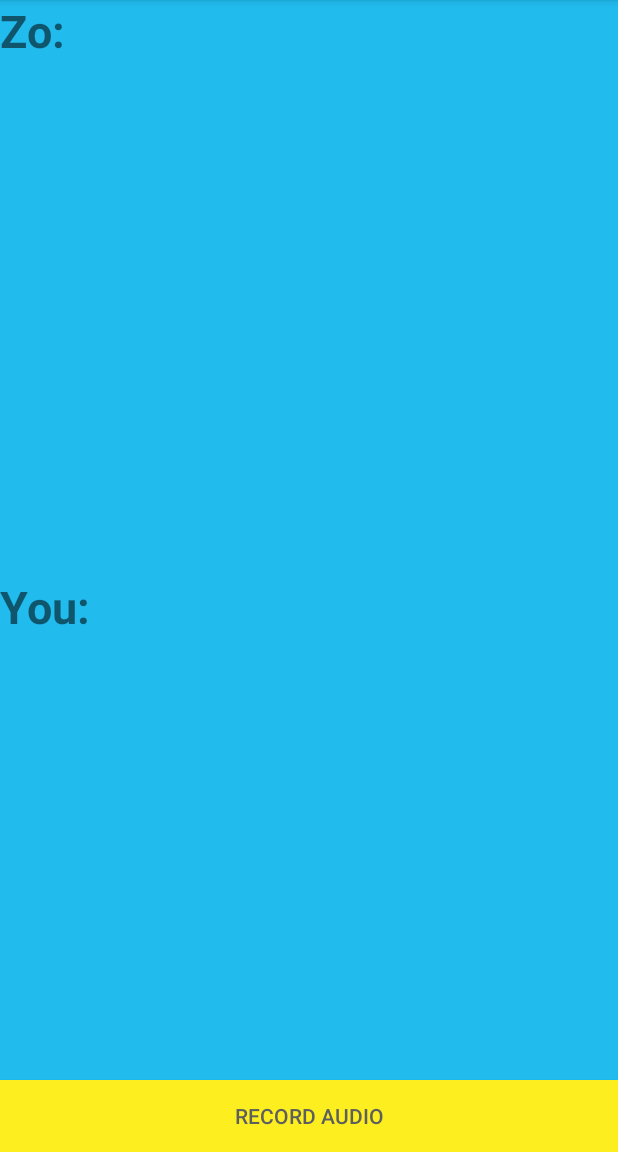
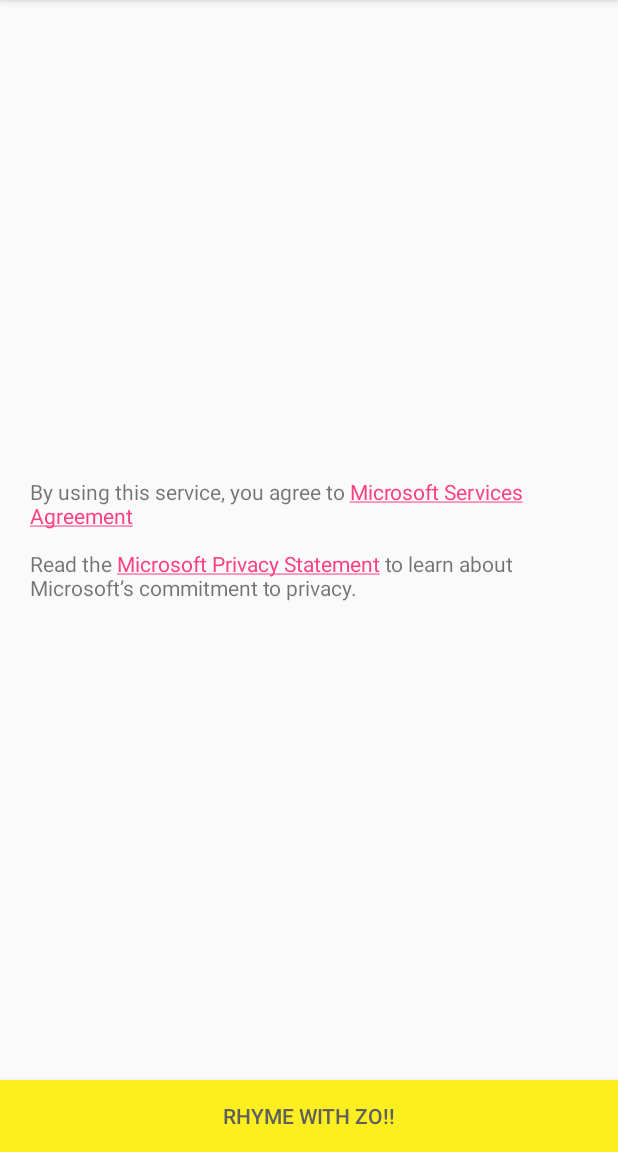
Before and after one commit to minakhan01/ArsZo, an Android app: the screen it shows after launch (MainActivity before the commit, PrivacyActivity after it), after a tap on "CHAT WITH ZO!!", on a phone screen of 412 x 824 dp, the part 84-1236 px from its top. Run offline under Robolectric (Android 15) with nearby library versions, the phone set to English and light mode, and no system bars.

Commit message:
privacy screen added

```diff
--- a/app/src/main/AndroidManifest.xml
+++ b/app/src/main/AndroidManifest.xml
@@ -7,6 +7,7 @@
     <uses-permission android:name="android.permission.WRITE_EXTERNAL_STORAGE"/>
     <uses-permission android:name="android.permission.WAKE_LOCK" />
     <uses-permission android:name="android.permission.INTERNET" />
+    <uses-permission android:name="android.permission.BLUETOOTH"/>
 
     <application
         android:label="@string/app_name"
--- a/app/src/main/java/cafe/adriel/androidaudiorecorder/example/PrivacyActivity.java
+++ b/app/src/main/java/cafe/adriel/androidaudiorecorder/example/PrivacyActivity.java
@@ -1,10 +1,16 @@
 package cafe.adriel.androidaudiorecorder.example;
 
 import android.content.Intent;
+import android.media.MediaPlayer;
 import android.os.Bundle;
 import android.support.v7.app.AppCompatActivity;
 import android.view.View;
 import android.widget.Button;
+import android.widget.TextView;
+
+import org.w3c.dom.Text;
+
+import java.util.Random;
 
 /**
  * Created by minakhan on 8/24/17.
@@ -12,10 +18,58 @@
 
 public class PrivacyActivity extends AppCompatActivity {
 
+    Button startChatButton;
+    TextView privacyText;
+
+    MediaPlayer mediaPlayer;
+    int[] soundResources = new int[] {R.raw.one, R.raw.two, R.raw.three, R.raw.four,
+            R.raw.five, R.raw.six, R.raw.seven, R.raw.eight, R.raw.nine, R.raw.ten, R.raw.eleven};
+
     @Override
     protected void onCreate(Bundle savedInstanceState) {
         super.onCreate(savedInstanceState);
         setContentView(R.layout.activity_privacy);
 
+        privacyText = (TextView) findViewById(R.id.privacy_terms);
+
+        managerOfSound();
+
+        startChatButton = (Button) findViewById(R.id.start_chat_button);
+        startChatButton.setOnClickListener(new View.OnClickListener() {
+            @Override
+            public void onClick(View view) {
+                Intent myIntent = new Intent(PrivacyActivity.this, MainActivity.class);
+                PrivacyActivity.this.startActivity(myIntent);
+            }
+        });
+    }
+
+    @Override
+    protected void onPause() {
+        super.onPause();
+        if (mediaPlayer != null) {
+            mediaPlayer.release();
+            mediaPlayer = null;
+        }
+    }
+
+    private void managerOfSound() {
+
+        Random r = new Random();
+        int random = r.nextInt(soundResources.length - 1);
+
+        mediaPlayer = MediaPlayer.create(this, soundResources[random]);
+        if (!mediaPlayer.isPlaying()) {
+            mediaPlayer.start();
+        } else {
+            mediaPlayer.stop();
+        }
+        mediaPlayer.setOnCompletionListener(new MediaPlayer.OnCompletionListener() {
+            @Override
+            public void onCompletion(MediaPlayer mp) {
+                mp.reset();
+                mp.release();
+            }
+        });
     }
 }
--- a/app/src/main/java/cafe/adriel/androidaudiorecorder/example/WelcomeActivity.java
+++ b/app/src/main/java/cafe/adriel/androidaudiorecorder/example/WelcomeActivity.java
@@ -16,52 +16,19 @@
 
 public class WelcomeActivity extends AppCompatActivity {
     Button startChatButton;
-    MediaPlayer mediaPlayer;
-    int[] soundResources = new int[] {R.raw.one, R.raw.two, R.raw.three, R.raw.four,
-    R.raw.five, R.raw.six, R.raw.seven, R.raw.eight, R.raw.nine, R.raw.ten, R.raw.eleven};
 
     @Override
     protected void onCreate(Bundle savedInstanceState) {
         super.onCreate(savedInstanceState);
         setContentView(R.layout.activity_welcome);
 
-        managerOfSound();
         startChatButton = (Button) findViewById(R.id.start_chat_button);
         startChatButton.setOnClickListener(new View.OnClickListener() {
             @Override
             public void onClick(View view) {
-                Intent myIntent = new Intent(WelcomeActivity.this, MainActivity.class);
+                Intent myIntent = new Intent(WelcomeActivity.this, PrivacyActivity.class);
                 WelcomeActivity.this.startActivity(myIntent);
             }
         });
     }
-
-    @Override
-    protected void onPause() {
-        super.onPause();
-        if (mediaPlayer != null) {
-            mediaPlayer.release();
-            mediaPlayer = null;
-        }
-    }
-
-    private void managerOfSound() {
-
-        Random r = new Random();
-        int random = r.nextInt(soundResources.length - 1);
-
-        mediaPlayer = MediaPlayer.create(this, soundResources[random]);
-        if (!mediaPlayer.isPlaying()) {
-            mediaPlayer.start();
-        } else {
-            mediaPlayer.stop();
-        }
-        mediaPlayer.setOnCompletionListener(new MediaPlayer.OnCompletionListener() {
-            @Override
-            public void onCompletion(MediaPlayer mp) {
-                mp.reset();
-                mp.release();
-            }
-        });
-    }
 }
--- a/app/src/main/res/layout/activity_main.xml
+++ b/app/src/main/res/layout/activity_main.xml
@@ -4,13 +4,13 @@
     xmlns:tools="http://schemas.android.com/tools"
     android:layout_width="match_parent"
     android:layout_height="match_parent"
-    android:background="@color/colorPrimary"
     tools:context="cafe.adriel.androidaudiorecorder.example.MainActivity">
     <LinearLayout
         android:layout_width="match_parent"
         android:layout_height="match_parent"
         android:orientation="vertical"
-        android:weightSum="2">
+        android:weightSum="2"
+        android:padding="20dp">
         <LinearLayout
             android:layout_width="match_parent"
             android:layout_height="wrap_content"
@@ -65,5 +65,6 @@
         />
     <!--android:textAppearance="@style/TextAppearance.AppCompat.Large"-->
     <!--android:padding="20dp"-->
+    <!--android:background="@color/colorPrimary"-->
 
 </RelativeLayout>
--- a/app/src/main/res/layout/activity_privacy.xml
+++ b/app/src/main/res/layout/activity_privacy.xml
@@ -6,10 +6,12 @@
         android:layout_width="match_parent"
         android:layout_height="wrap_content"
         android:layout_weight="1">
-    <ImageView
+    <TextView
         android:layout_width="match_parent"
         android:layout_height="wrap_content"
-        android:src="@mipmap/logo"
+        android:text="@string/terms_string"
+        android:padding="20dp"
+        android:id="@+id/privacy_terms"
         android:layout_gravity="center_vertical"
         />
     </LinearLayout>
@@ -17,7 +19,7 @@
         android:layout_width="match_parent"
         android:layout_height="wrap_content"
         android:id="@+id/start_chat_button"
-        android:text="Chat with Zo!!"
+        android:text="Rhyme with Zo!!"
         android:background="@color/green"
         android:textColor="@color/grey"/>
 
--- a/app/src/main/res/values/strings.xml
+++ b/app/src/main/res/values/strings.xml
@@ -1,3 +1,4 @@
 <resources>
     <string name="app_name">Microsoft Zo</string>
+    <string name="terms_string">By using this service, you agree to <a href="https://bit.ly/2cdeZUd">Microsoft Services Agreement</a>\n\nRead the <a href="https://bit.ly/2csDn3Y">Microsoft Privacy Statement</a> to learn about Microsoft’s commitment to privacy. </string>
 </resources>
```
